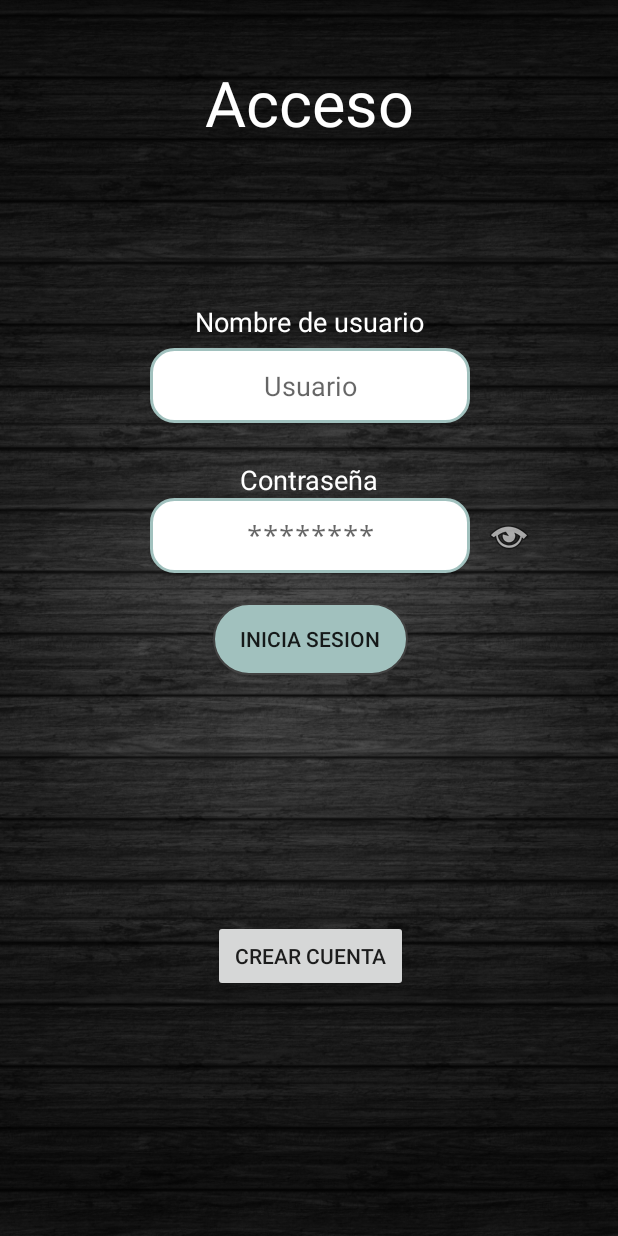
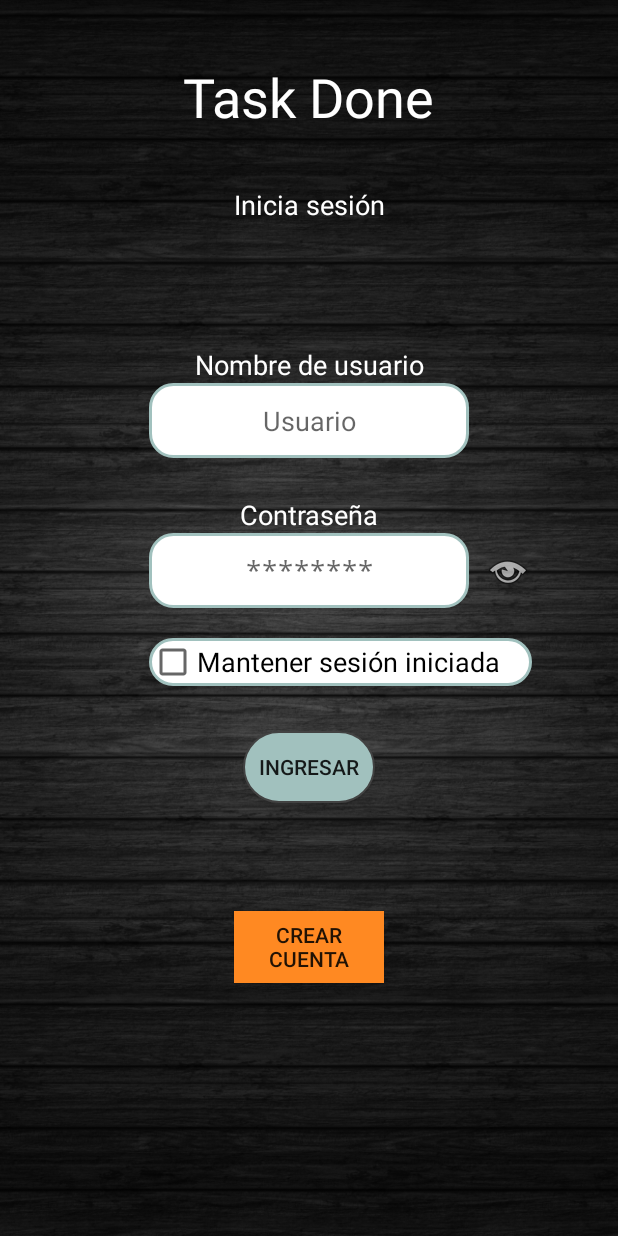
Before and after one commit to MateoMoretti/TaskDone, an Android app: the screen it shows after launch (ActivityLogin), on a phone screen of 412 x 824 dp. Run offline under Robolectric (Android 15) with nearby library versions, the light colour scheme and no system bars; Roboto replaces fonts that are not available here.

Commit message:
Mantener sesión iniciada (optional)

```diff
--- a/app/src/main/AndroidManifest.xml
+++ b/app/src/main/AndroidManifest.xml
@@ -12,7 +12,7 @@
         <activity
             android:name=".Acceso.ActivityLogin"
             android:label="@string/app_name"
-            android:theme="@style/AppTheme.NoActionBar">
+            android:theme="@style/AppTheme.Finanzas">
             <intent-filter>
                 <action android:name="android.intent.action.MAIN" />
 
--- a/app/src/main/java/com/example/taskdone/Acceso/ActivityLogin.java
+++ b/app/src/main/java/com/example/taskdone/Acceso/ActivityLogin.java
@@ -1,20 +1,30 @@
 package com.example.taskdone.Acceso;
 
 
+import android.content.Intent;
+import android.database.Cursor;
 import android.os.Build;
 import android.os.Bundle;
 import android.view.Menu;
+import android.widget.Toast;
 
 import androidx.annotation.RequiresApi;
 import androidx.appcompat.app.AppCompatActivity;
 import androidx.navigation.NavController;
 import androidx.navigation.fragment.NavHostFragment;
 
+import com.example.taskdone.DataBase;
+import com.example.taskdone.Finanzas.ActivityFinanzas;
+import com.example.taskdone.Preferences;
 import com.example.taskdone.R;
+import com.example.taskdone.UsuarioSingleton;
+
+import java.util.Objects;
 
 public class ActivityLogin extends AppCompatActivity {
 
     NavController navController;
+    DataBase database;
 
     @RequiresApi(api = Build.VERSION_CODES.M)
     @Override
@@ -23,8 +33,14 @@ public class ActivityLogin extends AppCompatActivity {
         setContentView(R.layout.activity_login);
 
         NavHostFragment navHostFragment = (NavHostFragment) getSupportFragmentManager().findFragmentById(R.id.nav_host_fragment);
+        assert navHostFragment != null;
         navController = navHostFragment.getNavController();
 
+        database = new DataBase(getApplicationContext());
+
+        String usuario_loggeado = Preferences.getPreferenceString(getApplicationContext(), "usuario");
+        String password = Preferences.getPreferenceString(getApplicationContext(), "password");
+        ingresarDirectoSesion(usuario_loggeado, password);
     }
 
     @Override
@@ -36,6 +52,25 @@ public class ActivityLogin extends AppCompatActivity {
 
     @Override
     public void onBackPressed() {
-        finish();
+        if (R.id.loginFragment == Objects.requireNonNull(navController.getCurrentDestination()).getId()) {
+            finish();
+        }
+        else{
+            navController.navigate(Integer.parseInt(Preferences.getPreferenceString(getApplicationContext(), "id_fragment_anterior")));
+        }
+    }
+    void ingresarDirectoSesion(String usuario, String password){
+        Cursor data = database.getUserByUsernameAndPassword(usuario,password);
+        boolean permitido = false;
+        while (data.moveToNext()) {
+            UsuarioSingleton.getInstance().setID(data.getInt(0));
+            UsuarioSingleton.getInstance().setUsername(data.getString(1));
+            permitido = true;
+        }
+
+        if(permitido) {
+            Intent i = new Intent(getApplicationContext(), ActivityFinanzas.class);
+            startActivity(i);
+        }
     }
 }
--- a/app/src/main/res/layout/fragment_login.xml
+++ b/app/src/main/res/layout/fragment_login.xml
@@ -15,10 +15,10 @@
         android:visibility="visible"
         app:layout_constraintBottom_toBottomOf="parent"
         app:layout_constraintEnd_toEndOf="parent"
-        app:layout_constraintHorizontal_bias="1.0"
+        app:layout_constraintHorizontal_bias="0.0"
         app:layout_constraintStart_toStartOf="parent"
         app:layout_constraintTop_toTopOf="parent"
-        app:layout_constraintVertical_bias="1.0"
+        app:layout_constraintVertical_bias="0.0"
         app:srcCompat="@drawable/fondo"
         tools:srcCompat="@drawable/fondo"
         tools:visibility="visible" />
@@ -29,25 +29,40 @@
         android:layout_width="wrap_content"
         android:layout_height="wrap_content"
         android:layout_marginTop="40dp"
-        android:text="@string/acceso"
+        android:text="@string/app_name"
         android:textColor="#FFFFFF"
-        android:textSize="42dp"
+        android:textSize="36sp"
         app:layout_constraintEnd_toEndOf="parent"
         app:layout_constraintHorizontal_bias="0.5"
         app:layout_constraintStart_toStartOf="parent"
         app:layout_constraintTop_toTopOf="parent" />
 
     <TextView
+        android:id="@+id/textView6"
+        android:layout_width="wrap_content"
+        android:layout_height="wrap_content"
+        android:text="@string/inicia_sesion"
+        android:textAlignment="center"
+        android:textColor="#FFFFFF"
+        android:textSize="18sp"
+        app:layout_constraintBottom_toTopOf="@+id/textView7"
+        app:layout_constraintEnd_toEndOf="parent"
+        app:layout_constraintStart_toStartOf="parent"
+        app:layout_constraintTop_toBottomOf="@+id/titulo"
+        app:layout_constraintVertical_bias="0.3" />
+
+    <TextView
         android:id="@+id/textView7"
         android:layout_width="wrap_content"
         android:layout_height="wrap_content"
-        android:layout_marginBottom="5dp"
         android:text="@string/nombre_de_usuario"
         android:textColor="#FFFFFF"
         android:textSize="18sp"
-        app:layout_constraintBottom_toTopOf="@+id/usuario"
+        app:layout_constraintBottom_toBottomOf="@+id/fondo"
         app:layout_constraintEnd_toEndOf="@+id/titulo"
-        app:layout_constraintStart_toStartOf="@+id/titulo" />
+        app:layout_constraintStart_toStartOf="@+id/titulo"
+        app:layout_constraintTop_toBottomOf="@+id/titulo"
+        app:layout_constraintVertical_bias="0.2" />
 
     <EditText
         android:id="@+id/usuario"
@@ -58,11 +73,9 @@
         android:hint="@string/usuario"
         android:inputType="textPersonName"
         android:textAlignment="center"
-        app:layout_constraintBottom_toBottomOf="parent"
         app:layout_constraintEnd_toEndOf="@+id/titulo"
         app:layout_constraintStart_toStartOf="@+id/titulo"
-        app:layout_constraintTop_toTopOf="parent"
-        app:layout_constraintVertical_bias="0.3" />
+        app:layout_constraintTop_toBottomOf="@+id/textView7" />
 
     <TextView
         android:id="@+id/textView8"
@@ -99,25 +112,43 @@
         app:layout_constraintStart_toEndOf="@+id/contrasena"
         app:layout_constraintTop_toBottomOf="@+id/textView8" />
 
-    <Button
-        android:id="@+id/inicia_sesion"
-        android:layout_width="130dp"
+    <CheckBox
+        android:id="@+id/mantener_sesion"
+        android:layout_width="0dp"
         android:layout_height="wrap_content"
         android:layout_marginTop="20dp"
-        android:background="@drawable/gray_with_border"
-        android:text="@string/inicia_sesion"
-        app:layout_constraintEnd_toEndOf="@+id/contrasena"
+        android:background="@drawable/fondo_blanco_redondeado"
+        android:text="@string/mantener_sesion"
+        android:textAlignment="textStart"
+        android:textColor="#000000"
+        android:textSize="18sp"
+        app:layout_constraintEnd_toEndOf="@+id/ver_password"
         app:layout_constraintStart_toStartOf="@+id/contrasena"
         app:layout_constraintTop_toBottomOf="@+id/contrasena" />
 
     <Button
+        android:id="@+id/inicia_sesion"
+        android:layout_width="wrap_content"
+        android:layout_height="wrap_content"
+        android:layout_marginTop="30dp"
+        android:background="@drawable/gray_with_border"
+        android:paddingStart="5dp"
+        android:paddingEnd="5dp"
+        android:text="@string/ingresar"
+        app:layout_constraintEnd_toEndOf="@+id/contrasena"
+        app:layout_constraintStart_toStartOf="@+id/contrasena"
+        app:layout_constraintTop_toBottomOf="@+id/mantener_sesion" />
+
+    <Button
         android:id="@+id/crear_cuenta"
-        android:layout_width="130dp"
+        android:layout_width="100dp"
         android:layout_height="wrap_content"
+        android:background="@color/naranja"
         android:text="@string/crear_cuenta"
         app:layout_constraintBottom_toBottomOf="parent"
         app:layout_constraintEnd_toEndOf="@+id/contrasena"
         app:layout_constraintStart_toStartOf="@+id/contrasena"
-        app:layout_constraintTop_toBottomOf="@+id/inicia_sesion" />
+        app:layout_constraintTop_toBottomOf="@+id/inicia_sesion"
+        app:layout_constraintVertical_bias="0.3" />
 
 </androidx.constraintlayout.widget.ConstraintLayout>
--- a/app/src/main/res/values/strings.xml
+++ b/app/src/main/res/values/strings.xml
@@ -10,17 +10,21 @@
     <string name="monedas">Monedas</string>
     <string name="tags">Etiquetas</string>
     <string name="acceso">Acceso</string>
+    <string name="registrarse">Registrarse</string>
 
     <!-- LOGIN -->
     <string name="nombre_de_usuario">Nombre de usuario</string>
     <string name="password">Contraseña</string>
     <string name="usuario">Usuario</string>
-    <string name="inicia_sesion">Inicia sesion</string>
+    <string name="inicia_sesion">Inicia sesión</string>
+    <string name="ingresar">Ingresar</string>
     <string name="usuario_creado">Usuario creado con éxito !</string>
     <string name="salir">Salir</string>
     <string name="quieres_cerrar_sesion">Quieres cerrar sesión?</string>
     <string name="si">Si</string>
     <string name="no">No</string>
+    <string name="credenciales_incorrectas">Usuario o contraseña incorrectos</string>
+    <string name="mantener_sesion">Mantener sesión iniciada</string>
 
     <!-- FINANZAS -->
 
@@ -73,6 +77,7 @@
 
     <!-- ACCIONES -->
     <string name="crea_una_moneda">Crea una moneda</string>
+    <string name="crea_una_cuenta">Crea una cuenta</string>
     <string name="crear_cuenta">Crear cuenta</string>
     <string name="crear">Crear</string>
     <string name="aceptar">Aceptar</string>
@@ -85,6 +90,7 @@
     <string name="error_cantidad_null">Error: Debe ingresar cantidad</string>
     <string name="error_fecha_futura">Error: Fecha superior al día de hoy</string>
     <string name="error_crear_usuario">Error al crear usuario</string>
+    <string name="error_usuario_vacio">Error: Debes ingresar un nombre de usuario</string>
     <string name="error_usuario_existente">Error: Éste usuario ya existe</string>
     <string name="error_moneda_existente">Error: Ésta moneda ya existe</string>
 
--- a/app/src/main/res/values/styles.xml
+++ b/app/src/main/res/values/styles.xml
@@ -10,6 +10,7 @@
     <style name="AppTheme.NoActionBar">
         <item name="windowActionBar">false</item>
         <item name="windowNoTitle">true</item>
+        <item name="colorAccent">@color/verde</item>
     </style>
 
     <style name="AppTheme.Finanzas">
```
Also changed, not shown: app/src/main/java/com/example/taskdone/Acceso/CrearCuentaFragment.java (+12 -6 lines), app/src/main/java/com/example/taskdone/Acceso/LoginFragment.java (+13 -2 lines), app/src/main/res/layout/fragment_crear_cuenta.xml (+27 -14 lines).
